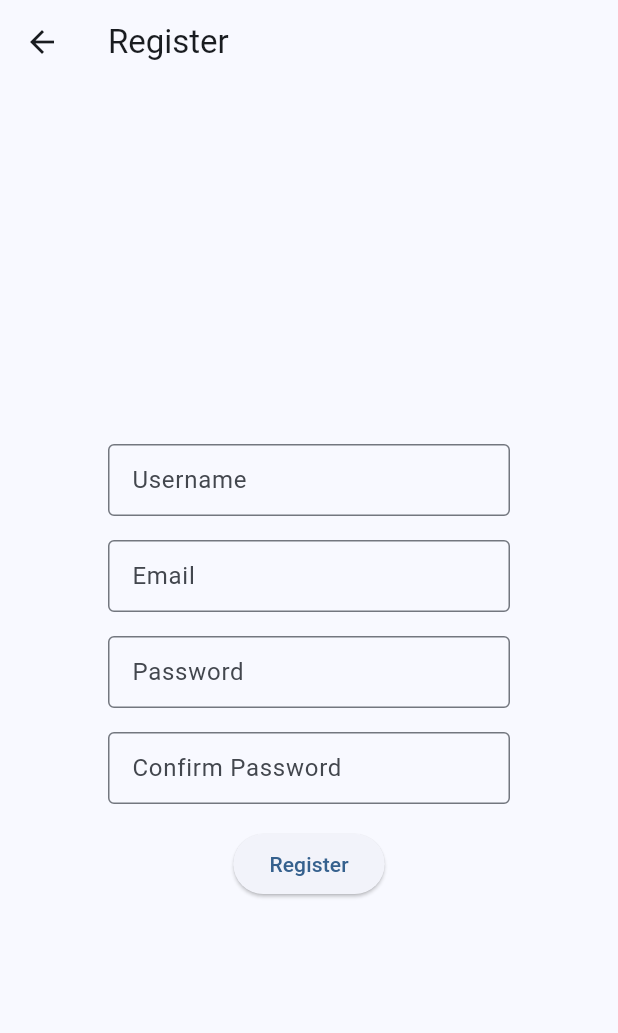
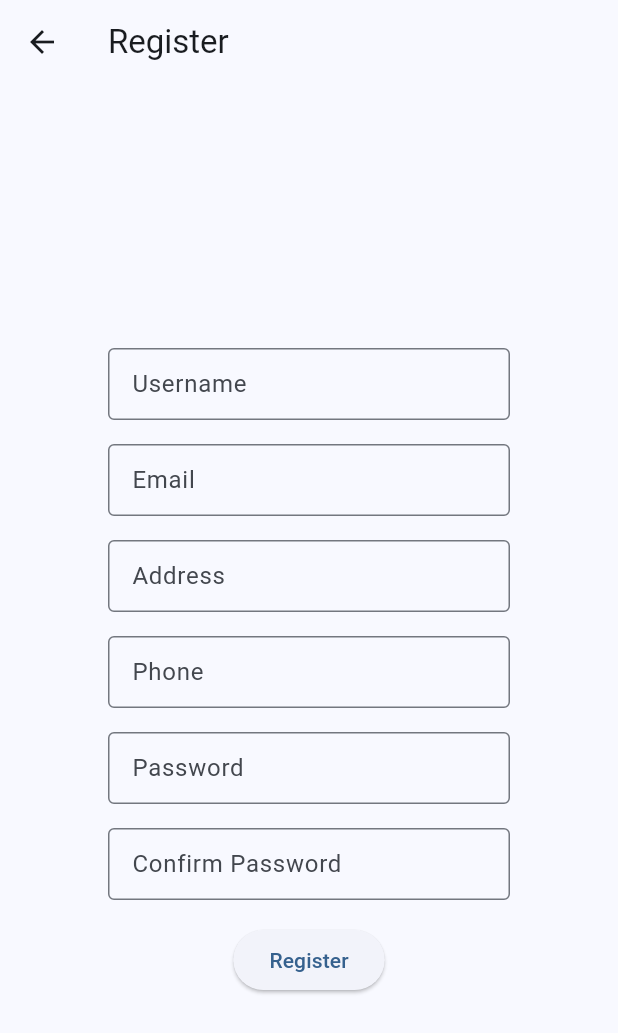
Before and after one commit to Elmerzeiq/UAS_PAB_1, a Flutter app: the RegisterScreen screen opened directly, on a phone screen of 412 x 824 dp. Shown: the top 1033 px of the screen. Run offline on Flutter 3.47's test engine with Material 3 defaults, Android fonts, the phone set to English and light mode, and no system bars; our stand-ins replace shared_preferences; accounts and stored records are empty.

Commit message:
harusnya fiks

```diff
--- a/book_nest/lib/screens/profile_screen.dart
+++ b/book_nest/lib/screens/profile_screen.dart
@@ -53,7 +53,7 @@ class _ProfileScreenState extends State<ProfileScreen> {
               children: [
                 CircleAvatar(
                   radius: 50,
-                  backgroundImage: AssetImage('images/sikancil.jpg'),
+                  backgroundImage: AssetImage('images/booknest.jpg'),
                 ),
                 SizedBox(height: 20),
                 Column(
--- a/book_nest/lib/screens/register_screen.dart
+++ b/book_nest/lib/screens/register_screen.dart
@@ -10,6 +10,8 @@ class RegisterScreen extends StatefulWidget {
 class _RegisterScreenState extends State<RegisterScreen> {
   final TextEditingController _username = TextEditingController();
   final TextEditingController _emailController = TextEditingController();
+  final TextEditingController _phone = TextEditingController();
+  final TextEditingController _address = TextEditingController();
   final TextEditingController _passwordController = TextEditingController();
   final TextEditingController _confirmPasswordController =
       TextEditingController();
@@ -45,6 +47,33 @@ class _RegisterScreenState extends State<RegisterScreen> {
                 decoration: const InputDecoration(
                   border: OutlineInputBorder(),
                   labelText: 'Email',
+                  contentPadding: EdgeInsets.symmetric(
+                    vertical: 10, // Tinggi field lebih kecil
+                    horizontal: 12,
+                  ),
+                ),
+              ),
+              const SizedBox(height: 16),
+              // address field
+              TextField(
+                controller: _address,
+                decoration: const InputDecoration(
+                  border: OutlineInputBorder(),
+                  labelText: 'Address',
+                  contentPadding: EdgeInsets.symmetric(
+                    vertical: 10, // Tinggi field lebih kecil
+                    horizontal: 12,
+                  ),
+                ),
+              ),
+              const SizedBox(height: 16),
+
+              //phone field
+              TextField(
+                controller: _phone,
+                decoration: const InputDecoration(
+                  border: OutlineInputBorder(),
+                  labelText: 'Phone',
                   contentPadding: EdgeInsets.symmetric(
                     vertical: 10, // Tinggi field lebih kecil
                     horizontal: 12,
```
